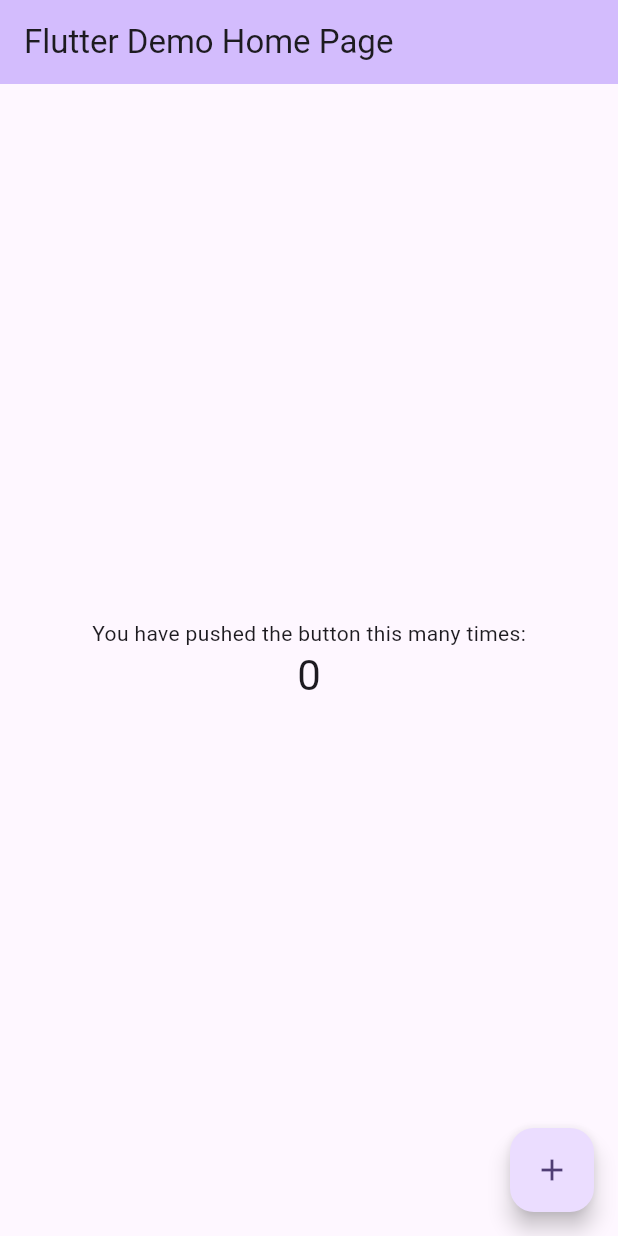
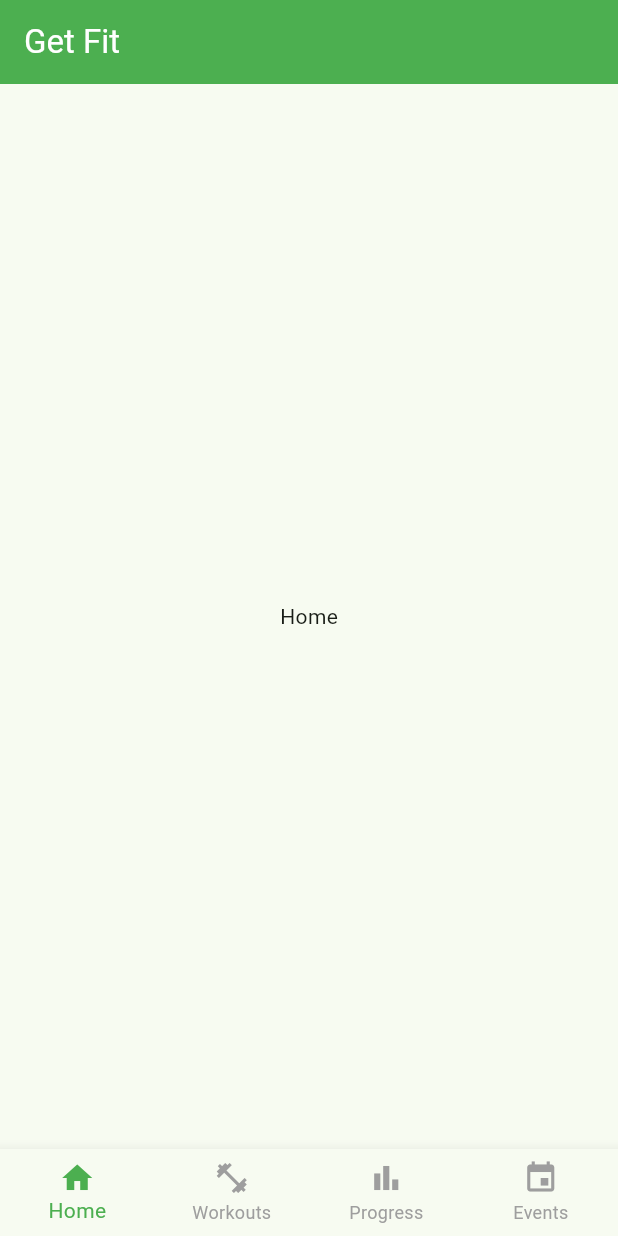
Before and after one commit to Cs3541/U-of-Mog---Duluth, a Flutter app: the screen it shows after launch, on a phone screen of 412 x 824 dp. Run offline on Flutter 3.47's test engine with Material 3 defaults, Android fonts, the phone set to English and light mode, and no system bars; our stand-ins replace firebase_auth, firebase_core; accounts and stored records are empty.

Commit message:
Refactor project structure and integrate Firebase services
- Updated package namespace and application ID to "com.getfit.app"
- Initialized Firebase in main application entry point
- Modified login method to return a string error message
- Updated navigation to use MainNavigation screen
- Added new MainNavigation widget with bottom navigation
- Registered Firebase plugins in macOS and Windows
- Created google-services.json for Firebase configuration
- Added home_screen.dart and main_navigation.dart files

```diff
--- a/get_fit/lib/main.dart
+++ b/get_fit/lib/main.dart
@@ -1,122 +1,29 @@
+
 import 'package:flutter/material.dart';
+import 'package:firebase_core/firebase_core.dart';
+import 'views/main_navigation.dart';
 
-void main() {
+void main() async {
+  WidgetsFlutterBinding.ensureInitialized();
+  await Firebase.initializeApp();
   runApp(const MyApp());
 }
 
 class MyApp extends StatelessWidget {
   const MyApp({super.key});
 
-  // This widget is the root of your application.
   @override
   Widget build(BuildContext context) {
     return MaterialApp(
-      title: 'Flutter Demo',
+      title: 'Get Fit',
       theme: ThemeData(
-        // This is the theme of your application.
-        //
-        // TRY THIS: Try running your application with "flutter run". You'll see
-        // the application has a purple toolbar. Then, without quitting the app,
-        // try changing the seedColor in the colorScheme below to Colors.green
-        // and then invoke "hot reload" (save your changes or press the "hot
-        // reload" button in a Flutter-supported IDE, or press "r" if you used
-        // the command line to start the app).
-        //
-        // Notice that the counter didn't reset back to zero; the application
-        // state is not lost during the reload. To reset the state, use hot
-        // restart instead.
-        //
-        // This works for code too, not just values: Most code changes can be
-        // tested with just a hot reload.
-        colorScheme: .fromSeed(seedColor: Colors.deepPurple),
+        colorScheme: ColorScheme.fromSeed(
+          seedColor: Colors.green,
+        ),
       ),
-      home: const MyHomePage(title: 'Flutter Demo Home Page'),
+
+      // Opens the navigation screen when the app starts
+      home: const MainNavigation(),
     );
   }
 }
-
-class MyHomePage extends StatefulWidget {
-  const MyHomePage({super.key, required this.title});
-
-  // This widget is the home page of your application. It is stateful, meaning
-  // that it has a State object (defined below) that contains fields that affect
-  // how it looks.
-
-  // This class is the configuration for the state. It holds the values (in this
-  // case the title) provided by the parent (in this case the App widget) and
-  // used by the build method of the State. Fields in a Widget subclass are
-  // always marked "final".
-
-  final String title;
-
-  @override
-  State<MyHomePage> createState() => _MyHomePageState();
-}
-
-class _MyHomePageState extends State<MyHomePage> {
-  int _counter = 0;
-
-  void _incrementCounter() {
-    setState(() {
-      // This call to setState tells the Flutter framework that something has
-      // changed in this State, which causes it to rerun the build method below
-      // so that the display can reflect the updated values. If we changed
-      // _counter without calling setState(), then the build method would not be
-      // called again, and so nothing would appear to happen.
-      _counter++;
-    });
-  }
-
-  @override
-  Widget build(BuildContext context) {
-    // This method is rerun every time setState is called, for instance as done
-    // by the _incrementCounter method above.
-    //
-    // The Flutter framework has been optimized to make rerunning build methods
-    // fast, so that you can just rebuild anything that needs updating rather
-    // than having to individually change instances of widgets.
-    return Scaffold(
-      appBar: AppBar(
-        // TRY THIS: Try changing the color here to a specific color (to
-        // Colors.amber, perhaps?) and trigger a hot reload to see the AppBar
-        // change color while the other colors stay the same.
-        backgroundColor: Theme.of(context).colorScheme.inversePrimary,
-        // Here we take the value from the MyHomePage object that was created by
-        // the App.build method, and use it to set our appbar title.
-        title: Text(widget.title),
-      ),
-      body: Center(
-        // Center is a layout widget. It takes a single child and positions it
-        // in the middle of the parent.
-        child: Column(
-          // Column is also a layout widget. It takes a list of children and
-          // arranges them vertically. By default, it sizes itself to fit its
-          // children horizontally, and tries to be as tall as its parent.
-          //
-          // Column has various properties to control how it sizes itself and
-          // how it positions its children. Here we use mainAxisAlignment to
-          // center the children vertically; the main axis here is the vertical
-          // axis because Columns are vertical (the cross axis would be
-          // horizontal).
-          //
-          // TRY THIS: Invoke "debug painting" (choose the "Toggle Debug Paint"
-          // action in the IDE, or press "p" in the console), to see the
-          // wireframe for each widget.
-          mainAxisAlignment: .center,
-          children: [
-            const Text('You have pushed the button this many times:'),
-            Text(
-              '$_counter',
-              style: Theme.of(context).textTheme.headlineMedium,
-            ),
-          ],
-        ),
-      ),
-      floatingActionButton: FloatingActionButton(
-        onPressed: _incrementCounter,
-        tooltip: 'Increment',
-        child: const Icon(Icons.add),
-      ),
-    );
-  }
-}
--- a/get_fit/lib/models/auth_model.dart
+++ b/get_fit/lib/models/auth_model.dart
@@ -4,7 +4,7 @@ class AuthModel {
   final FirebaseAuth _auth = FirebaseAuth.instance;
 
   // Sign in with email and password
-  Future<User?> login(String email, String password) async {
+  Future<String?> login(String email, String password) async {
     try {
       await _auth.signInWithEmailAndPassword(email: email, password: password);
       return null;
--- a/get_fit/lib/presenters/auth_presenter.dart
+++ b/get_fit/lib/presenters/auth_presenter.dart
@@ -1,3 +1,5 @@
+import 'package:firebase_auth/firebase_auth.dart';
+
 import '../models/auth_model.dart';
 
 class AuthPresenter {
--- a/get_fit/lib/views/login_screen.dart
+++ b/get_fit/lib/views/login_screen.dart
@@ -24,12 +24,12 @@ class _LoginScreenState extends State<LoginScreen> {
     );
 
     if (error != null) {
-      setState(() => _errorMessage = error);
+      setState(() => _errorMessage = error.toString());
     } else {
       // Navigate to the main navigation screen on successful login
       Navigator.pushReplacement(
         context,
-        MaterialPageRoute(builder: (_) => const MainNavigationScreen()),
+        MaterialPageRoute(builder: (_) => const MainNavigation()),
       );
     }
   }
--- /dev/null
+++ b/get_fit/lib/views/main_navigation.dart
@@ -0,0 +1,63 @@
+
+import 'package:flutter/material.dart';
+
+class MainNavigation extends StatefulWidget {
+  const MainNavigation({super.key});
+
+  @override
+  State<MainNavigation> createState() => _MainNavigationState();
+}
+
+class _MainNavigationState extends State<MainNavigation> {
+  int _selectedIndex = 0;
+
+  final List<Widget> _screens = [
+    const Center(child: Text('Home')),
+    const Center(child: Text('Workouts')),
+    const Center(child: Text('Progress')),
+    const Center(child: Text('Events')),
+  ];
+
+  @override
+  Widget build(BuildContext context) {
+    return Scaffold(
+      appBar: AppBar(
+        title: const Text('Get Fit'),
+        backgroundColor: Colors.green,
+        foregroundColor: Colors.white,
+      ),
+
+      body: _screens[_selectedIndex],
+
+      bottomNavigationBar: BottomNavigationBar(
+        currentIndex: _selectedIndex,
+        onTap: (index) {
+          setState(() {
+            _selectedIndex = index;
+          });
+        },
+        type: BottomNavigationBarType.fixed,
+        selectedItemColor: Colors.green,
+        unselectedItemColor: Colors.grey,
+        items: const [
+          BottomNavigationBarItem(
+            icon: Icon(Icons.home),
+            label: 'Home',
+          ),
+          BottomNavigationBarItem(
+            icon: Icon(Icons.fitness_center),
+            label: 'Workouts',
+          ),
+          BottomNavigationBarItem(
+            icon: Icon(Icons.bar_chart),
+            label: 'Progress',
+          ),
+          BottomNavigationBarItem(
+            icon: Icon(Icons.event),
+            label: 'Events',
+          ),
+        ],
+      ),
+    );
+  }
+}
--- a/get_fit/lib/views/profile_screen.dart
+++ b/get_fit/lib/views/profile_screen.dart
@@ -18,7 +18,7 @@ class ProfileScreen extends StatelessWidget {
 
   @override
   Widget build(BuildContext context) {
-    final email = _presenter.currentUserEmail ?? 'Unknown User';
+    final email = _presenter.getCurrentUserEmail() ?? 'Unknown User';
 
     return Scaffold(
       appBar: AppBar(
--- a/get_fit/lib/views/signup_screen.dart
+++ b/get_fit/lib/views/signup_screen.dart
@@ -43,7 +43,7 @@ class _SignupScreenState extends State<SignupScreen> {
       // Navigate to the main navigation screen on successful signup
       Navigator.push(
         context,
-        MaterialPageRoute(builder: (_) => const MainNavigationScreen()),
+        MaterialPageRoute(builder: (_) => const MainNavigation()),
       );
     }
   }
```
Also changed, not shown: get_fit/lib/home_screen.dart (added), 6 other files.
